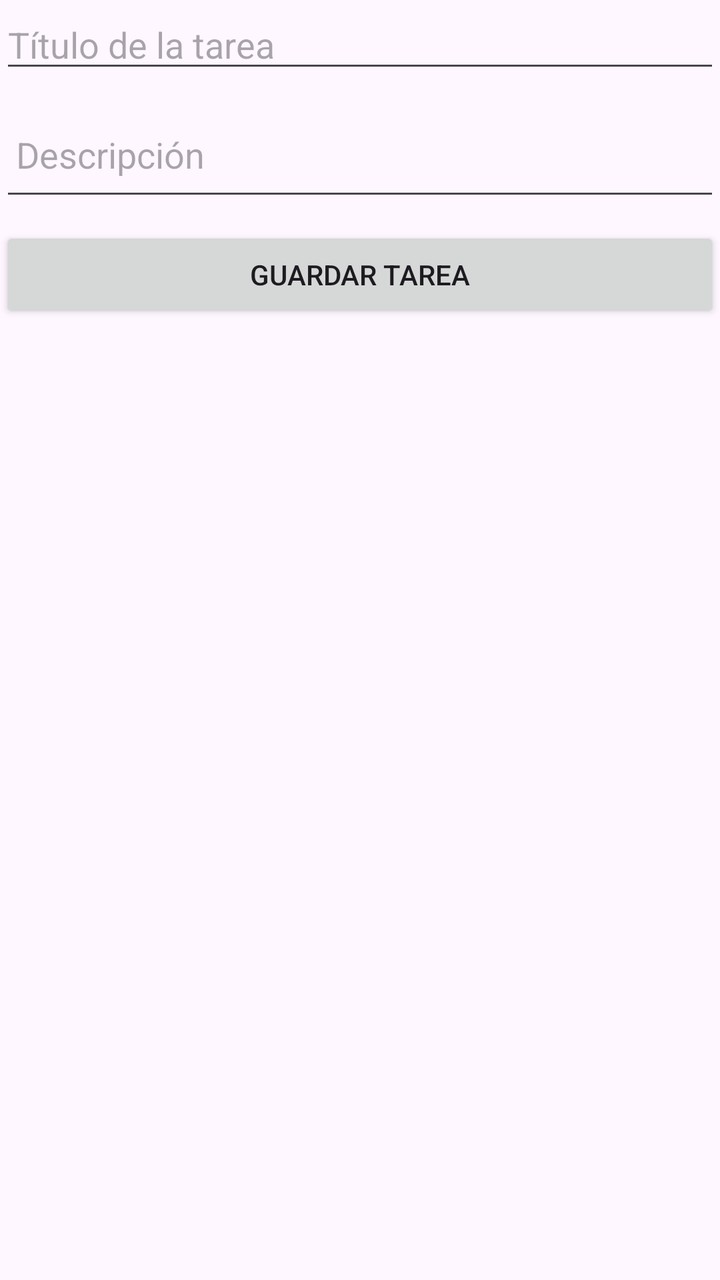
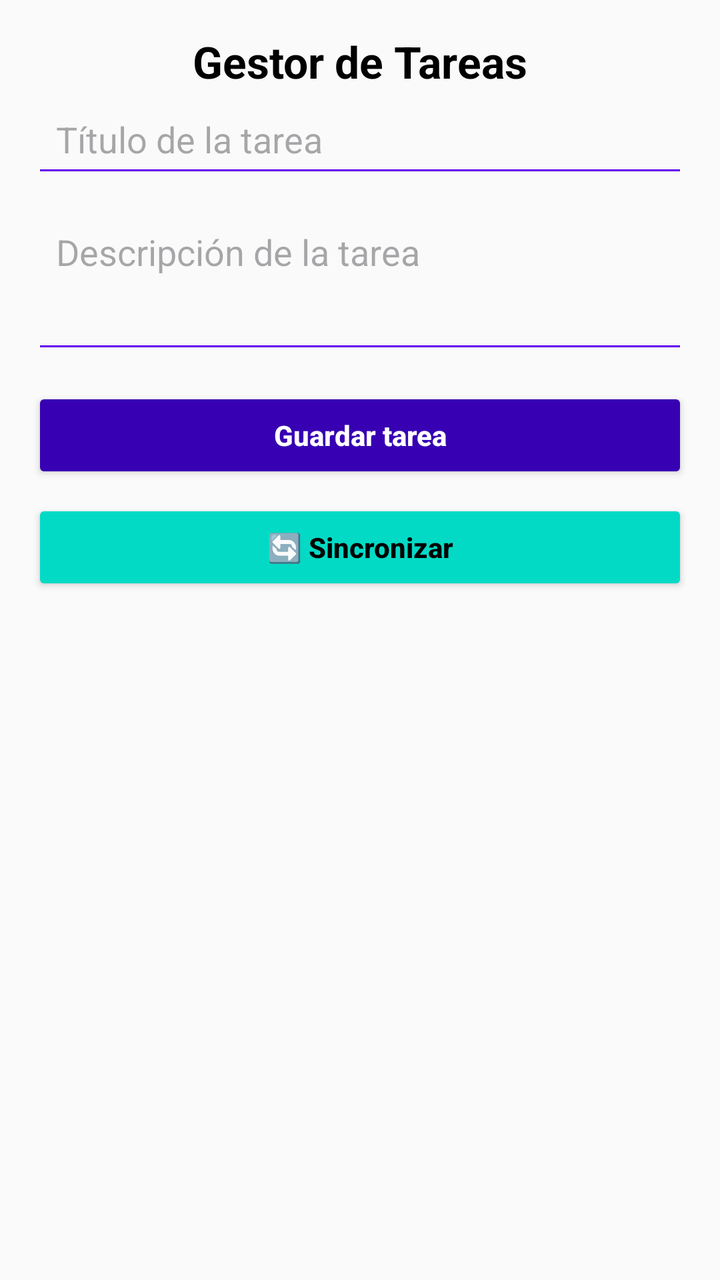

Two renders of the same Android screen: before a commit and after it. Below are the layout's source before the change and the commit's diff.
<!-- AndroidManifest.xml: application theme Theme.AplicacionTareas -->
<!-- res/layout/activity_main.xml -->
<?xml version="1.0" encoding="utf-8"?>
<androidx.constraintlayout.widget.ConstraintLayout xmlns:android="http://schemas.android.com/apk/res/android"
    xmlns:app="http://schemas.android.com/apk/res-auto"
    xmlns:tools="http://schemas.android.com/tools"
    android:id="@+id/main"
    android:layout_width="match_parent"
    android:layout_height="match_parent"
    tools:context=".interfaz.MainActivity">

    
    <EditText
        android:id="@+id/etTitulo"
        android:layout_width="0dp"
        android:layout_height="wrap_content"
        android:hint="Título de la tarea"
        app:layout_constraintTop_toTopOf="parent"
        app:layout_constraintStart_toStartOf="parent"
        app:layout_constraintEnd_toEndOf="parent" />

    
    <EditText
        android:id="@+id/etDescripcion"
        android:layout_width="0dp"
        android:layout_height="56dp"
        android:hint="Descripción"
        android:padding="8dp"
        app:layout_constraintTop_toBottomOf="@id/etTitulo"
        app:layout_constraintStart_toStartOf="parent"
        app:layout_constraintEnd_toEndOf="parent"
        android:layout_marginTop="8dp" />

    
    <Button
        android:id="@+id/btnGuardar"
        android:layout_width="0dp"
        android:layout_height="wrap_content"
        android:text="Guardar tarea"
        android:layout_marginTop="8dp"
        app:layout_constraintTop_toBottomOf="@id/etDescripcion"
        app:layout_constraintStart_toStartOf="parent"
        app:layout_constraintEnd_toEndOf="parent" />

    
    <androidx.recyclerview.widget.RecyclerView
        android:id="@+id/rvTareas"
        android:layout_width="0dp"
        android:layout_height="0dp"
        android:layout_marginTop="12dp"
        app:layout_constraintTop_toBottomOf="@id/btnGuardar"
        app:layout_constraintBottom_toBottomOf="parent"
        app:layout_constraintStart_toStartOf="parent"
        app:layout_constraintEnd_toEndOf="parent" />

</androidx.constraintlayout.widget.ConstraintLayout>
<!-- resources referenced by this layout -->
<resources>
  <style name="Theme.AplicacionTareas" parent="Base.Theme.AplicacionTareas" />
  <style name="Base.Theme.AplicacionTareas" parent="Theme.Material3.DayNight.NoActionBar">
          
          
      </style>
</resources>

<!-- the commit's change to res/layout/activity_main.xml (unified diff, before → after) -->
@@ -1,11 +1,28 @@
 <?xml version="1.0" encoding="utf-8"?>
-<androidx.constraintlayout.widget.ConstraintLayout xmlns:android="http://schemas.android.com/apk/res/android"
+<androidx.constraintlayout.widget.ConstraintLayout
+    xmlns:android="http://schemas.android.com/apk/res/android"
     xmlns:app="http://schemas.android.com/apk/res-auto"
     xmlns:tools="http://schemas.android.com/tools"
     android:id="@+id/main"
     android:layout_width="match_parent"
     android:layout_height="match_parent"
+    android:padding="16dp"
+    android:background="#FAFAFA"
     tools:context=".interfaz.MainActivity">
+
+    
+    <TextView
+        android:id="@+id/tvEncabezado"
+        android:layout_width="wrap_content"
+        android:layout_height="wrap_content"
+        android:text="Gestor de Tareas"
+        android:textSize="22sp"
+        android:textStyle="bold"
+        android:textColor="@android:color/black"
+        app:layout_constraintTop_toTopOf="parent"
+        app:layout_constraintStart_toStartOf="parent"
+        app:layout_constraintEnd_toEndOf="parent"
+        android:layout_marginBottom="12dp" />
 
     
     <EditText
@@ -13,7 +30,10 @@
         android:layout_width="0dp"
         android:layout_height="wrap_content"
         android:hint="Título de la tarea"
-        app:layout_constraintTop_toTopOf="parent"
+        android:inputType="textCapSentences"
+        android:padding="12dp"
+        android:backgroundTint="#6200EE"
+        app:layout_constraintTop_toBottomOf="@id/tvEncabezado"
         app:layout_constraintStart_toStartOf="parent"
         app:layout_constraintEnd_toEndOf="parent" />
 
@@ -21,13 +41,17 @@
     <EditText
         android:id="@+id/etDescripcion"
         android:layout_width="0dp"
-        android:layout_height="56dp"
-        android:hint="Descripción"
-        android:padding="8dp"
+        android:layout_height="wrap_content"
+        android:hint="Descripción de la tarea"
+        android:padding="12dp"
+        android:minHeight="80dp"
+        android:gravity="top"
+        android:inputType="textMultiLine"
+        android:backgroundTint="#6200EE"
+        android:layout_marginTop="8dp"
         app:layout_constraintTop_toBottomOf="@id/etTitulo"
         app:layout_constraintStart_toStartOf="parent"
-        app:layout_constraintEnd_toEndOf="parent"
-        android:layout_marginTop="8dp" />
+        app:layout_constraintEnd_toEndOf="parent" />
 
     
     <Button
@@ -35,8 +59,27 @@
         android:layout_width="0dp"
         android:layout_height="wrap_content"
         android:text="Guardar tarea"
+        android:textAllCaps="false"
+        android:textStyle="bold"
+        android:backgroundTint="#3700B3"
+        android:textColor="@android:color/white"
+        android:layout_marginTop="12dp"
+        app:layout_constraintTop_toBottomOf="@id/etDescripcion"
+        app:layout_constraintStart_toStartOf="parent"
+        app:layout_constraintEnd_toEndOf="parent" />
+
+    
+    <Button
+        android:id="@+id/btnSincronizar"
+        android:layout_width="0dp"
+        android:layout_height="wrap_content"
+        android:text="🔄 Sincronizar"
+        android:textAllCaps="false"
+        android:textStyle="bold"
+        android:backgroundTint="#03DAC5"
+        android:textColor="@android:color/black"
         android:layout_marginTop="8dp"
-        app:layout_constraintTop_toBottomOf="@id/etDescripcion"
+        app:layout_constraintTop_toBottomOf="@id/btnGuardar"
         app:layout_constraintStart_toStartOf="parent"
         app:layout_constraintEnd_toEndOf="parent" />
 
@@ -45,10 +88,62 @@
         android:id="@+id/rvTareas"
         android:layout_width="0dp"
         android:layout_height="0dp"
-        android:layout_marginTop="12dp"
-        app:layout_constraintTop_toBottomOf="@id/btnGuardar"
+        android:layout_marginTop="16dp"
+        app:layout_constraintTop_toBottomOf="@id/btnSincronizar"
         app:layout_constraintBottom_toBottomOf="parent"
         app:layout_constraintStart_toStartOf="parent"
-        app:layout_constraintEnd_toEndOf="parent" />
+        app:layout_constraintEnd_toEndOf="parent"
+        tools:listitem="@layout/item_tarea" />
 
 </androidx.constraintlayout.widget.ConstraintLayout>
+<!-- res/layout/item_tarea.xml (included above) -->
+<LinearLayout
+    xmlns:android="http://schemas.android.com/apk/res/android"
+    android:layout_width="match_parent"
+    android:layout_height="wrap_content"
+    android:orientation="vertical"
+    android:padding="12dp"
+    android:layout_marginBottom="8dp">
+
+    
+    <TextView
+        android:id="@+id/tvTitulo"
+        android:layout_width="match_parent"
+        android:layout_height="wrap_content"
+        android:textStyle="bold"
+        android:textSize="18sp"
+        android:textColor="@android:color/black"
+        android:text="Título de la tarea"/>
+
+    
+    <TextView
+        android:id="@+id/tvDescripcion"
+        android:layout_width="match_parent"
+        android:layout_height="wrap_content"
+        android:text="Descripción de la tarea"
+        android:textSize="15sp"
+        android:textColor="@android:color/darker_gray"
+        android:layout_marginTop="2dp"/>
+
+    
+    <TextView
+        android:id="@+id/tvFecha"
+        android:layout_width="match_parent"
+        android:layout_height="wrap_content"
+        android:text="📅 19/10/2025"
+        android:textSize="13sp"
+        android:textColor="#555"
+        android:layout_marginTop="4dp"/>
+
+    
+    <TextView
+        android:id="@+id/tvIdInfo"
+        android:layout_width="match_parent"
+        android:layout_height="wrap_content"
+        android:text="🆔 Local (#1)"
+        android:textSize="12sp"
+        android:textColor="#777"
+        android:layout_marginTop="2dp"/>
+
+
+</LinearLayout>
